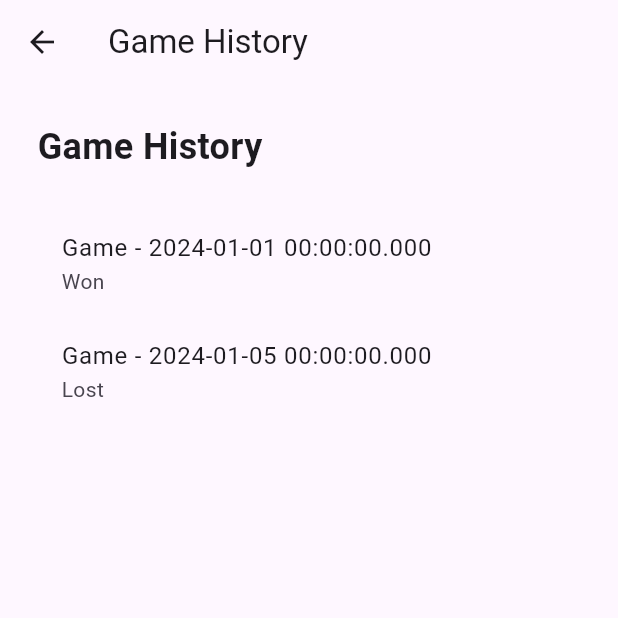
After one commit to sh4dqwx/Mafia, a Flutter app: the GameHistoryPage screen opened directly, on a phone screen of 412 x 824 dp, the top half of it. The commit adds this screen. Run offline on Flutter 3.47's test engine with Material 3 defaults, Android fonts, the phone set to English and light mode, and no system bars; our stand-ins replace fluttertoast; missing offline and left inert: stomp_dart_client.

Commit message:
[PZGRAP-121] - widok i viewmodel do historii gier

```diff
--- /dev/null
+++ b/mobile/lib/Views/GameHistory.dart
@@ -0,0 +1,50 @@
+import 'package:flutter/material.dart';
+import 'package:provider/provider.dart';
+import '../viewModels/GameHistoryViewModel.dart';
+
+class GameHistoryPage extends StatefulWidget {
+  const GameHistoryPage({Key? key}) : super(key: key);
+
+  @override
+  _GameHistoryPageState createState() => _GameHistoryPageState();
+}
+
+class _GameHistoryPageState extends State<GameHistoryPage> {
+  @override
+  void initState() {
+    super.initState();
+    context.read<GameHistoryViewModel>().fetchGameHistory();
+  }
+
+  @override
+  Widget build(BuildContext context) {
+    List<Game> gameHistory = context.watch<GameHistoryViewModel>().gameHistory;
+
+    return Scaffold(
+      appBar: AppBar(
+        title: const Text('Game History'),
+      ),
+      body: Padding(
+        padding: const EdgeInsets.symmetric(horizontal: 25.0),
+        child: ListView(
+          children: [
+            const SizedBox(height: 25.0),
+            const Text(
+              'Game History',
+              style: TextStyle(
+                fontSize: 24.0,
+                fontWeight: FontWeight.bold,
+              ),
+            ),
+            const SizedBox(height: 25.0),
+            for (Game game in gameHistory)
+              ListTile(
+                title: Text('Game - ${game.date.toString()}'),
+                subtitle: Text(game.won ? 'Won' : 'Lost'),
+              ),
+          ],
+        ),
+      ),
+    );
+  }
+}
--- a/mobile/lib/main.dart
+++ b/mobile/lib/main.dart
@@ -1,4 +1,5 @@
 import 'package:flutter/material.dart';
+import 'package:mobile/Views/GameHistory.dart';
 import 'package:mobile/viewModels/JoinPrivateRoomViewModel.dart';
 import 'package:mobile/viewModels/MenuViewModel.dart';
 import 'package:mobile/viewModels/RoomSettingsViewModel.dart';
@@ -8,6 +9,7 @@ import '../viewModels/RegisterViewModel.dart';
 import 'Views/Login.dart';
 import '../viewModels/PublicRoomsViewModel.dart';
 import 'Views/Register.dart';
+import '../viewModels/GameHistoryViewModel.dart';
 
 void main() {
   runApp(const MyApp());
@@ -25,7 +27,8 @@ class MyApp extends StatelessWidget {
         ChangeNotifierProvider(create: (context) => MenuViewModel()),
         ChangeNotifierProvider(create: (context) => JoinPrivateRoomViewModel()),
         ChangeNotifierProvider(create: (context) => PublicRoomsViewModel()),
-        ChangeNotifierProvider(create: (context) => RoomSettingsViewModel())
+        ChangeNotifierProvider(create: (context) => RoomSettingsViewModel()),
+        ChangeNotifierProvider(create: (context) => GameHistoryViewModel())
       ],
       child: const MaterialApp(
         title: 'MAFIA+',
--- /dev/null
+++ b/mobile/lib/viewModels/GameHistoryViewModel.dart
@@ -0,0 +1,31 @@
+import 'package:flutter/foundation.dart';
+import 'package:flutter/material.dart';
+
+class Game {
+  final DateTime date;
+  final bool won; // true - wygrana, false - przegrana
+
+  Game({required this.date, required this.won});
+}
+
+class GameHistoryViewModel extends ChangeNotifier {
+ // final GameService _gameService = GameService();
+  List<Game> _gameHistory = [];
+
+  List<Game> get gameHistory => _gameHistory;
+
+  Future<void> fetchGameHistory() async {
+    try{
+      //zakomentowane bo serwsue ni ma
+       // List <Game> games = await _gameHistory.getGames();
+       // jakiea prkladowe nizej
+      _gameHistory = [
+        Game(date: DateTime(2024, 1, 1), won: true),
+        Game(date: DateTime(2024, 1, 5), won: false),
+      ];
+        notifyListeners();
+      } catch (e) {
+        print('Error: $e');
+      }
+  }
+}
```
